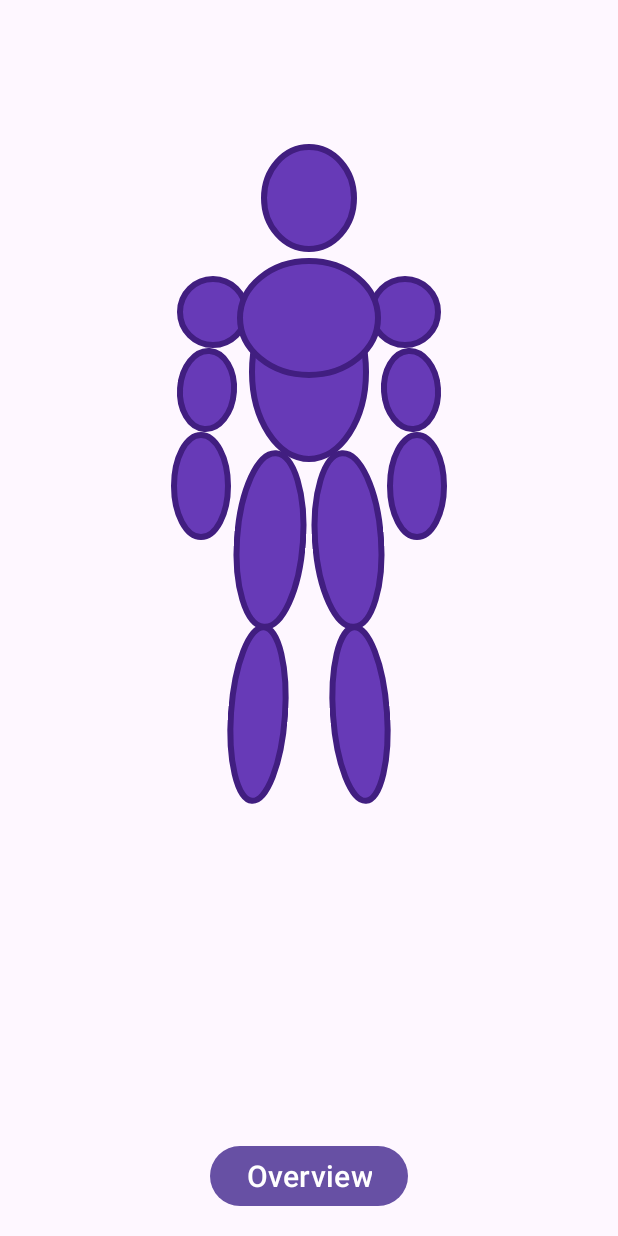
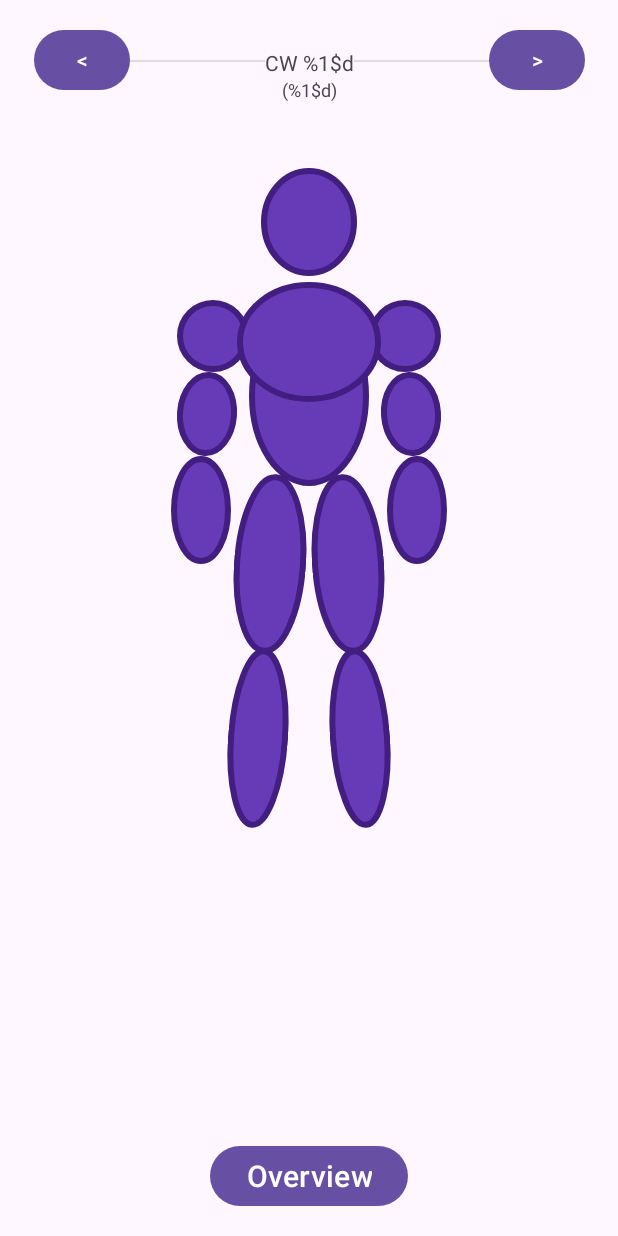
Before and after one commit to S1n93r/BodyGoals, an Android app: the layout fragment_coverage.xml on its own in the app's theme, with its tools: preview values and no code run, on a phone screen of 412 x 824 dp. Run offline under Robolectric (Android 15) with nearby library versions, the phone set to English and light mode, and no system bars.

Commit message:
Implemented own rudimentary coverage fragment with calendar week switch

```diff
--- a/app/src/main/res/layout/fragment_coverage_view.xml
+++ b/app/src/main/res/layout/fragment_coverage.xml
@@ -6,11 +6,21 @@
     android:layout_height="match_parent"
     tools:context=".ui.fragments.WeeklyLog">
 
+    <com.slinger.bodygoals.ui.components.SwitchCalendarWeekComponent
+        android:id="@+id/switch_calendar_week_component"
+        android:layout_width="wrap_content"
+        android:layout_height="wrap_content"
+        android:layout_marginTop="16dp"
+        app:layout_constraintEnd_toEndOf="parent"
+        app:layout_constraintLeft_toLeftOf="parent"
+        app:layout_constraintStart_toStartOf="parent"
+        app:layout_constraintTop_toTopOf="parent" />
+
     <ImageView
         android:id="@+id/button_head"
         android:layout_width="64dp"
         android:layout_height="72dp"
-        android:layout_marginTop="96dp"
+        android:layout_marginTop="112dp"
         android:background="@drawable/body_part_oval"
         android:contentDescription="@string/button_head"
         app:layout_constraintEnd_toEndOf="parent"
@@ -46,7 +56,7 @@
         android:id="@+id/button_shoulder_left"
         android:layout_width="48dp"
         android:layout_height="48dp"
-        android:layout_marginTop="184dp"
+        android:layout_marginTop="200dp"
         android:layout_marginEnd="-8dp"
         android:background="@drawable/body_part_oval"
         android:translationZ="-1dp"
@@ -80,7 +90,7 @@
         android:layout_width="48dp"
         android:layout_height="48dp"
         android:layout_marginStart="-8dp"
-        android:layout_marginTop="184dp"
+        android:layout_marginTop="200dp"
         android:background="@drawable/body_part_oval"
         android:translationZ="-1dp"
         android:contentDescription="@string/button_shoulder_right"
```
Also changed, not shown: app/src/main/java/com/slinger/bodygoals/ui/fragments/CoverageFragment.java (added, +64 -0 lines).
